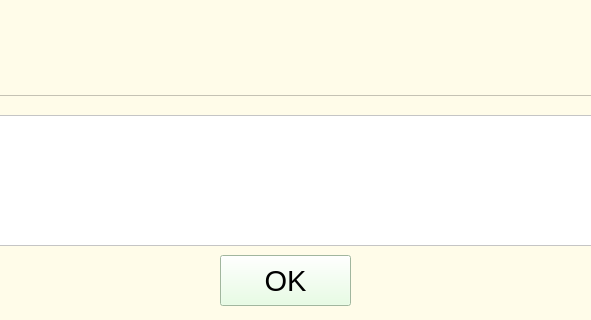
First picture: the form in protocols/random_dot_motion/core/gui/summary.ui, repository vaibrainium/NeuRPi, before the edit; both pictures show x 220 to 811 and y 285 to 605 of the 981 by 605 pixel window.
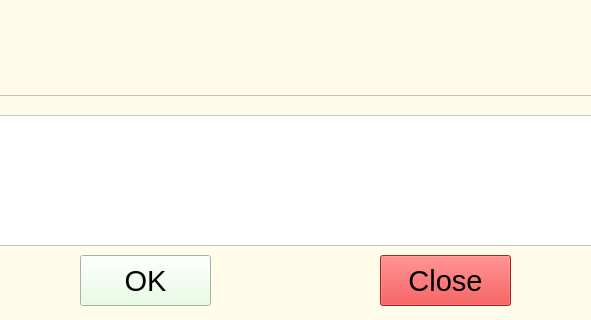
Second picture: the form after the edit.

Patch:
```diff
--- a/protocols/random_dot_motion/core/gui/summary.ui
+++ b/protocols/random_dot_motion/core/gui/summary.ui
@@ -255,7 +255,7 @@
   <widget class="QPushButton" name="okay">
    <property name="geometry">
     <rect>
-     <x>440</x>
+     <x>300</x>
      <y>540</y>
      <width>131</width>
      <height>51</height>
@@ -381,6 +381,27 @@
     <string>Entropy</string>
    </property>
   </widget>
+  <widget class="QPushButton" name="close">
+   <property name="geometry">
+    <rect>
+     <x>600</x>
+     <y>540</y>
+     <width>131</width>
+     <height>51</height>
+    </rect>
+   </property>
+   <property name="font">
+    <font>
+     <pointsize>22</pointsize>
+    </font>
+   </property>
+   <property name="styleSheet">
+    <string notr="true">background-color: rgb(226, 50, 50);</string>
+   </property>
+   <property name="text">
+    <string>Close</string>
+   </property>
+  </widget>
  </widget>
  <tabstops>
   <tabstop>baseline_weight</tabstop>
```
